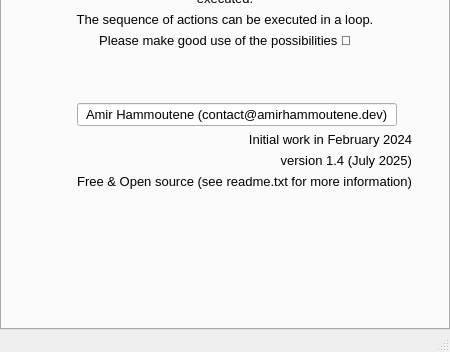
The window that mainwindow.ui (AmirHammouteneEI/ScheduledPasteAndKeys) describes before a commit, drawn with Qt 5; both pictures show x 0 to 450 and y 319 to 671 of the 450 by 671 pixel window.
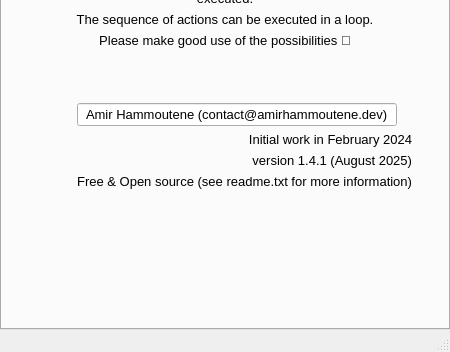
The same window after the commit. Icons and pictures are not drawn.

What changed in the file:
```diff
--- a/mainwindow.ui
+++ b/mainwindow.ui
@@ -329,7 +329,7 @@
               </font>
              </property>
              <property name="text">
-              <string>version 1.4 (July 2025)</string>
+              <string>version 1.4.1 (August 2025)</string>
              </property>
              <property name="alignment">
               <set>Qt::AlignmentFlag::AlignRight|Qt::AlignmentFlag::AlignTrailing|Qt::AlignmentFlag::AlignVCenter</set>
```
